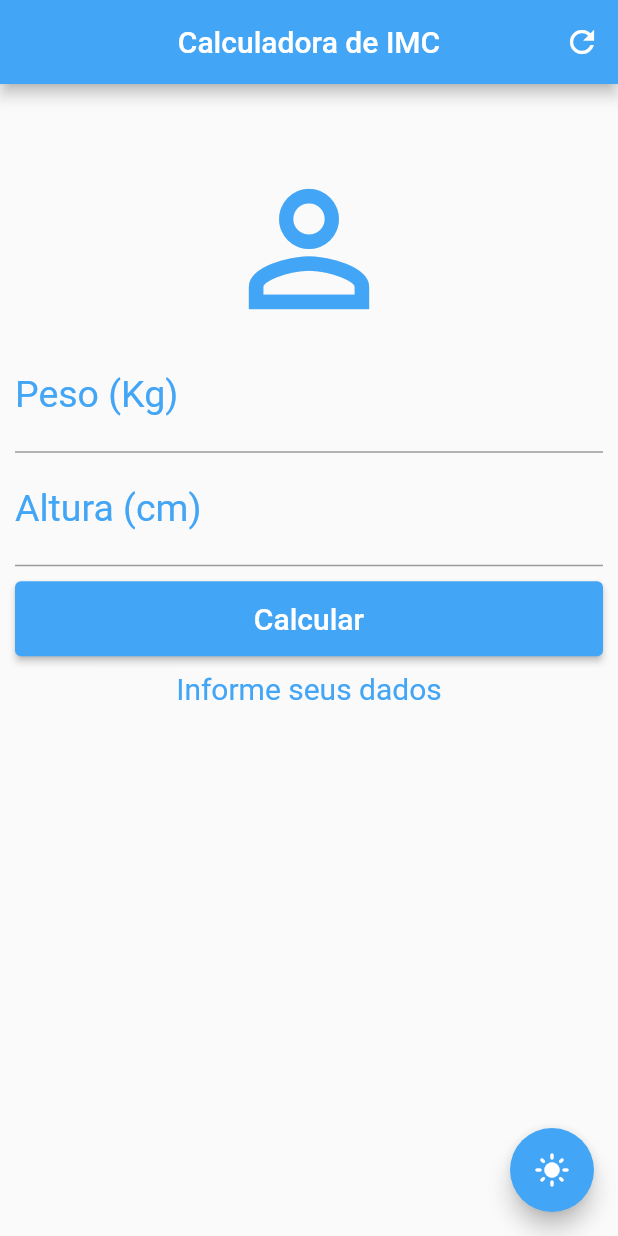
After one commit to marcospastora1/Calculadora-IMC, a Flutter app: the screen it shows after launch, on a phone screen of 412 x 824 dp. The commit adds this screen. Run offline on Flutter 3.47's test engine with Material 2 defaults, Android fonts, the phone set to English and light mode, and no system bars; our stand-ins replace get.

Commit message:
ajustes finais

```diff
--- /dev/null
+++ b/imc/lib/body.widget.dart
@@ -0,0 +1,81 @@
+import 'package:flutter/material.dart';
+import 'package:get/get.dart';
+import 'package:imc/controller.dart';
+
+class Scroll extends GetView<HomeController> {
+  const Scroll({Key? key}) : super(key: key);
+
+  @override
+  Widget build(BuildContext context) {
+    return SingleChildScrollView(
+      padding: const EdgeInsets.only(top: 50, left: 10, right: 10),
+      child: Form(
+        key: controller.formKey,
+        child: Column(
+          crossAxisAlignment: CrossAxisAlignment.stretch,
+          children: [
+            Icon(
+              Icons.person_outline,
+              size: 120,
+              color: Colors.blue.shade400,
+            ),
+            TextFormField(
+              keyboardType: TextInputType.number,
+              decoration: InputDecoration(
+                labelText: 'Peso (Kg)',
+                labelStyle: TextStyle(color: Colors.blue.shade400),
+              ),
+              textAlign: TextAlign.center,
+              style: TextStyle(color: Colors.blue.shade400, fontSize: 25),
+              controller: controller.pesoController,
+              validator: controller.validatorPeso,
+            ),
+            TextFormField(
+              keyboardType: TextInputType.number,
+              decoration: InputDecoration(
+                labelText: 'Altura (cm)',
+                labelStyle: TextStyle(color: Colors.blue.shade400),
+              ),
+              textAlign: TextAlign.center,
+              style: TextStyle(color: Colors.blue.shade400, fontSize: 25),
+              controller: controller.alturaController,
+              validator: controller.validatorAltura,
+            ),
+            Padding(
+              padding: const EdgeInsets.only(
+                top: 10,
+                bottom: 10,
+              ),
+              child: SizedBox(
+                height: 50,
+                child: ElevatedButton(
+                  onPressed: () {
+                    if (controller.formKey.currentState!.validate()) {
+                      controller.calculate();
+                    }
+                  },
+                  child: const Text(
+                    'Calcular',
+                    style: TextStyle(
+                      fontSize: 20,
+                    ),
+                  ),
+                  style: ElevatedButton.styleFrom(
+                    primary: Colors.blue.shade400,
+                  ),
+                ),
+              ),
+            ),
+            Obx(
+              () => Text(
+                controller.infoText.value,
+                textAlign: TextAlign.center,
+                style: TextStyle(color: Colors.blue.shade400, fontSize: 20),
+              ),
+            ),
+          ],
+        ),
+      ),
+    );
+  }
+}
```
Also changed, not shown: imc/lib/controller.dart (+28 -25 lines), imc/lib/home.dart (+2 -70 lines), 1 other file.
